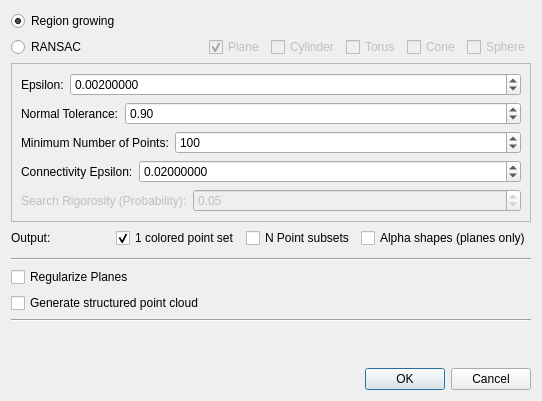
Before: the Qt Designer form Polyhedron/demo/Polyhedron/Plugins/Point_set/Point_set_shape_detection_plugin.ui in CGAL/cgal, drawn with Qt 5.
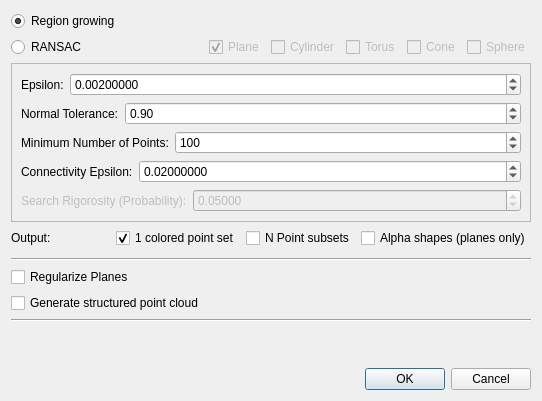
After: the same form once the commit is applied.

Commit message: Expend bounds of double spin box in widget

```diff
--- a/Polyhedron/demo/Polyhedron/Plugins/Point_set/Point_set_shape_detection_plugin.ui
+++ b/Polyhedron/demo/Polyhedron/Plugins/Point_set/Point_set_shape_detection_plugin.ui
@@ -247,6 +247,12 @@
           <property name="toolTip">
            <string>Probability to overlook the largest primitive in one extraction iteration</string>
           </property>
+          <property name="decimals">
+           <number>5</number>
+          </property>
+          <property name="minimum">
+           <double>0.000010000000000</double>
+          </property>
           <property name="maximum">
            <double>1.000000000000000</double>
           </property>
```
